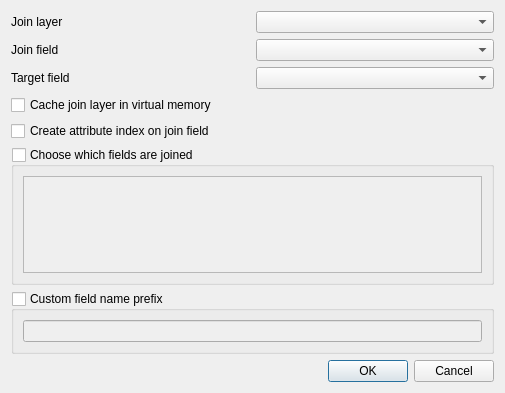
This is src/ui/qgsjoindialogbase.ui in carsmie/QGIS as Qt 5 draws it before an edit. The edited form follows.
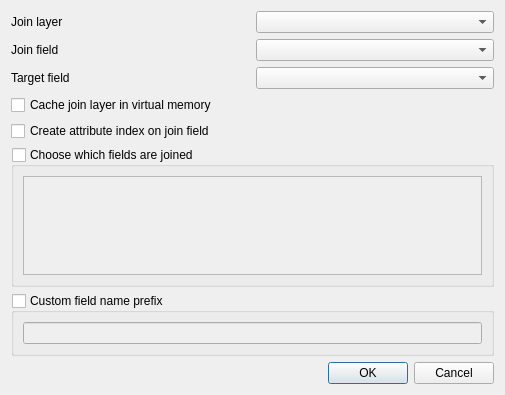
This is the edited form. Custom widgets are drawn as their Qt base class.

```diff
--- a/src/ui/qgsjoindialogbase.ui
+++ b/src/ui/qgsjoindialogbase.ui
@@ -7,7 +7,7 @@
     <x>0</x>
     <y>0</y>
     <width>505</width>
-    <height>393</height>
+    <height>395</height>
    </rect>
   </property>
   <property name="windowTitle">
```
Left out of the diff: 14 changed lines with no effect on the pictures.
